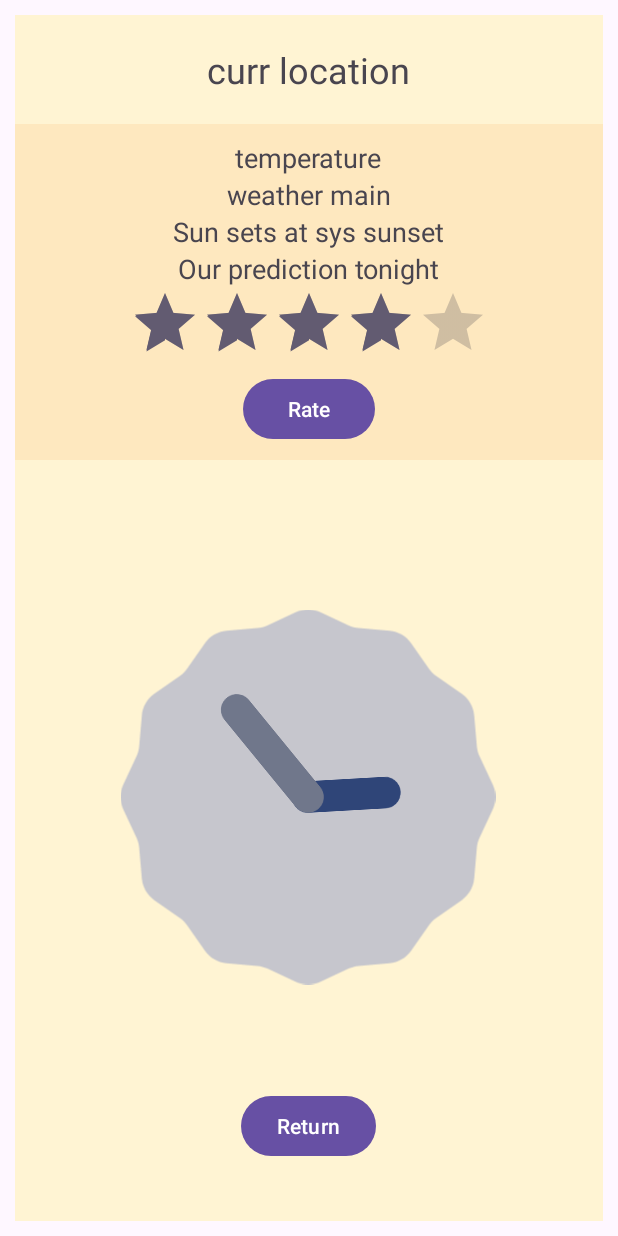
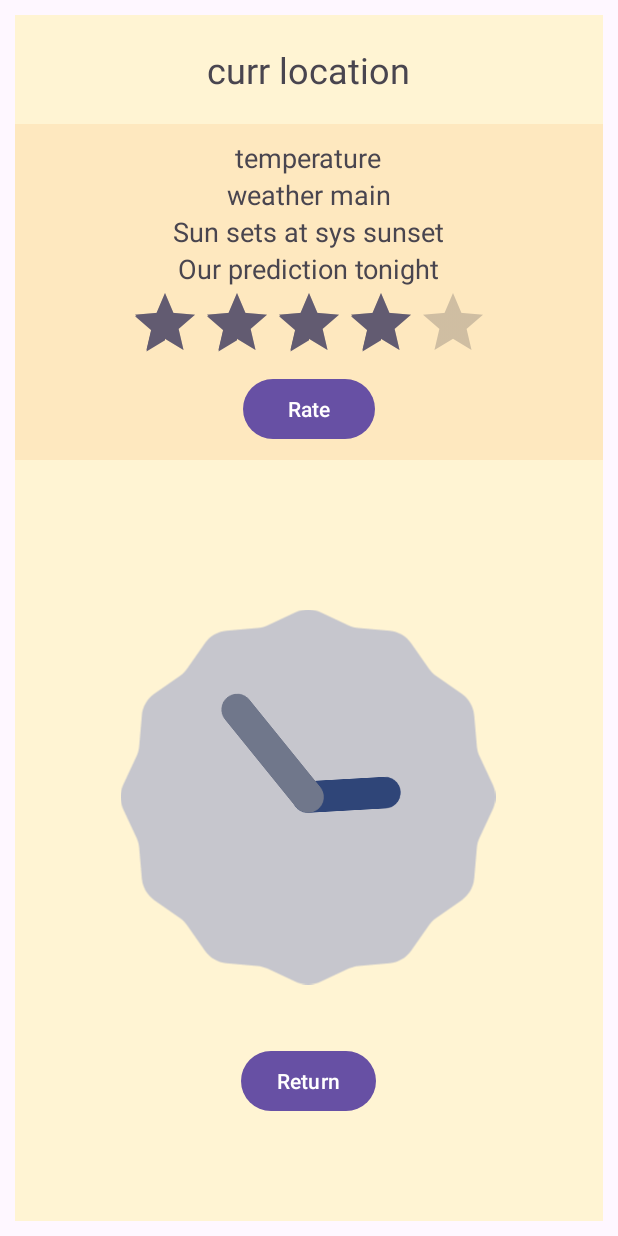
Before and after one commit to Kyle-Sang/SunsetPredictionApp, an Android app: the LocalInfoActivity screen opened directly, with no data from a screen before it, on a phone screen of 412 x 824 dp. Run offline under Robolectric (Android 15) with nearby library versions, the light colour scheme and no system bars; network calls fail.

Commit message:
visuals2

```diff
--- a/SunsetPrediction/app/src/main/res/layout/activity_local_info.xml
+++ b/SunsetPrediction/app/src/main/res/layout/activity_local_info.xml
@@ -104,6 +104,6 @@
         android:layout_below="@id/clock"
         android:onClick="returnToMap"
         android:layout_centerHorizontal="true"
-        android:layout_marginTop="40dp"/>
+        android:layout_marginTop="10dp"/>
 
 </RelativeLayout>
```
